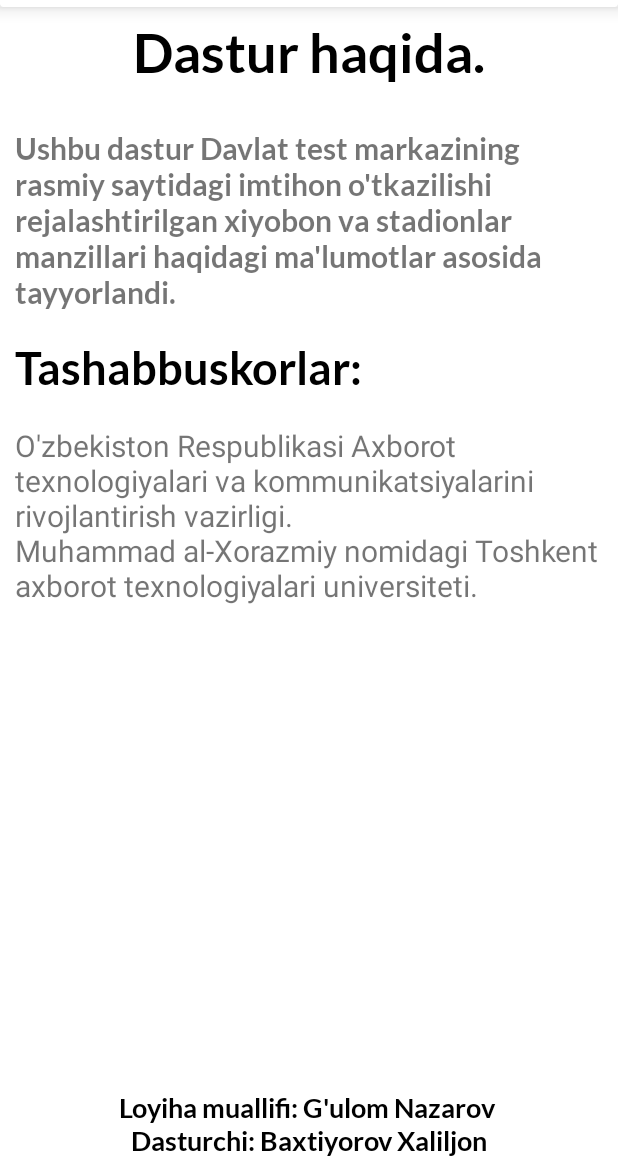
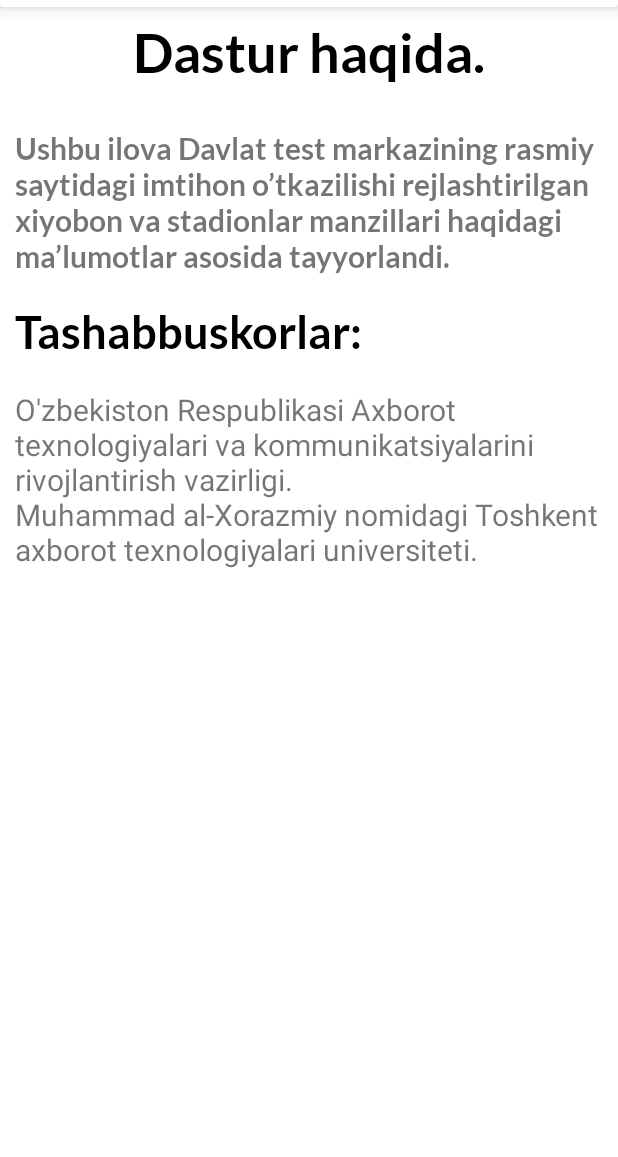
Before and after one commit to Xaliljon/ImtihonGO, an Android app: the screen it shows after launch (MainActivity), after a tap on an icon or button, on a phone screen of 412 x 824 dp, the part 79-1236 px from its top. Run offline under Robolectric (Android 15) with nearby library versions, the phone set to English and light mode, and no system bars.

Commit message:
fixed location

```diff
--- a/app/build.gradle
+++ b/app/build.gradle
@@ -10,8 +10,8 @@ android {
         applicationId "uz.peachdev.imtihongo"
         minSdkVersion 16
         targetSdkVersion 30
-        versionCode 3
-        versionName "1.2"
+        versionCode 4
+        versionName "1.3"
         multiDexEnabled true
 
         testInstrumentationRunner "androidx.test.runner.AndroidJUnitRunner"
--- a/app/src/main/java/uz/peachdev/imtihongo/Manzillar/Namangan.java
+++ b/app/src/main/java/uz/peachdev/imtihongo/Manzillar/Namangan.java
@@ -49,7 +49,7 @@ public class Namangan extends FragmentActivity implements OnMapReadyCallback {
 //
         LatLng latLng = new LatLng(41.007015, 71.674226);
         LatLng latLng2 = new LatLng(41.0006677,71.625726);
-        LatLng latLng3 = new LatLng(40.9997006, 71.593506);
+        LatLng latLng3 = new LatLng(40.999922, 71.606817);
         LatLng latLng4 = new LatLng(40.996126, 71.503418);
 
         mMap.addMarker(new MarkerOptions().position(latLng)
@@ -57,7 +57,7 @@ public class Namangan extends FragmentActivity implements OnMapReadyCallback {
         mMap.addMarker(new MarkerOptions().position(latLng2)
                 .title("\"Dinamo\" o'yingohi").snippet("Namangan shahri, G'alaba ko'chasi")).setIcon(BitmapDescriptorFactory.fromResource(R.mipmap.ic_launcher_ui_foreground));
         mMap.addMarker(new MarkerOptions().position(latLng3)
-                .title("\"Navbahor stadioni\" ").snippet("Namangan shahri, 5-kichik tuman")).setIcon(BitmapDescriptorFactory.fromResource(R.mipmap.ic_launcher_ui_foreground));
+                .title("\"Navbahor-umid stadioni\" ").snippet("Namangan shahri, 5-kichik tuman")).setIcon(BitmapDescriptorFactory.fromResource(R.mipmap.ic_launcher_ui_foreground));
         mMap.addMarker(new MarkerOptions().position(latLng4)
                 .title("\"Yoshlik\" stadioni").snippet("To'raqo'rg'on tumani")).setIcon(BitmapDescriptorFactory.fromResource(R.mipmap.ic_launcher_ui_foreground));
 
--- a/app/src/main/java/uz/peachdev/imtihongo/Manzillar/Navoiy.java
+++ b/app/src/main/java/uz/peachdev/imtihongo/Manzillar/Navoiy.java
@@ -49,7 +49,7 @@ public class Navoiy extends FragmentActivity implements OnMapReadyCallback {
         mMap = googleMap;
 //
         LatLng latLng = new LatLng(40.106750, 65.356833);
-        LatLng latLng2 = new LatLng(41.3613263d, 69.3953991d);
+        LatLng latLng2 = new LatLng(40.095745, 65.376489);
 
 
         mMap.addMarker(new MarkerOptions().position(latLng)
--- a/app/src/main/java/uz/peachdev/imtihongo/Manzillar/Qqalpoq.java
+++ b/app/src/main/java/uz/peachdev/imtihongo/Manzillar/Qqalpoq.java
@@ -45,7 +45,7 @@ public class Qqalpoq extends FragmentActivity implements OnMapReadyCallback {
     public void onMapReady(GoogleMap googleMap) {
         mMap = googleMap;
 
-        LatLng latLng = new LatLng(42.4616466,59.595574);
+        LatLng latLng = new LatLng(42.4616715,59.5974901);
         LatLng latLng2 = new LatLng(42.453898, 59.580096);
         LatLng latLng3 = new LatLng(42.458981, 59.598040);
 
--- a/app/src/main/java/uz/peachdev/imtihongo/Manzillar/Samarqand.java
+++ b/app/src/main/java/uz/peachdev/imtihongo/Manzillar/Samarqand.java
@@ -48,6 +48,7 @@ public class Samarqand extends FragmentActivity implements OnMapReadyCallback {
         LatLng latLng = new LatLng(39.6834215,66.9364676);
         LatLng latLng2 = new LatLng(39.6611602,67.0502227);
         LatLng latLng3 = new LatLng(39.6663611,66.8514474);
+        LatLng latLng4 = new LatLng(39.638807, 66.920687);
 
         mMap.addMarker(new MarkerOptions().position(latLng)
                 .title("\"Lokomotiv\" sport komplex").snippet("Samarqand shahri , Depo ko'chasi, 79-uy")).setIcon(BitmapDescriptorFactory.fromResource(R.mipmap.ic_launcher_ui_foreground));
@@ -55,6 +56,8 @@ public class Samarqand extends FragmentActivity implements OnMapReadyCallback {
                 .title("Sportning eshkakli eshish turlari bo‘yicha ixtisoslashtirilgan olimpiya zaxiralari respublika bolalar-o‘smirlar sport maktabi").snippet("Samarqand tumani Konigil mahallasidan o‘tgan Toshkent-Termiz M-39 Xalqaro ahamiyatdagi yo‘lida")).setIcon(BitmapDescriptorFactory.fromResource(R.mipmap.ic_launcher_ui_foreground));
         mMap.addMarker(new MarkerOptions().position(latLng3)
                 .title("“Nurafshon” futbol stadioni").snippet("Samarqand shahri, Super qo‘rg‘oni, “Nurafshon” futbol stadioni")).setIcon(BitmapDescriptorFactory.fromResource(R.mipmap.ic_launcher_ui_foreground));
+        mMap.addMarker(new MarkerOptions().position(latLng3)
+                .title("Samarqand shahri 2-son bolalar va o‘smirlar sport maktabi stadioni").snippet("Samarqand shahri, Sartepo maskani, Turkiston ko‘chasi, 105-uy")).setIcon(BitmapDescriptorFactory.fromResource(R.mipmap.ic_launcher_ui_foreground));
 
 
         mMap.moveCamera(CameraUpdateFactory.newLatLngZoom(latLng, 12F));
--- a/app/src/main/java/uz/peachdev/imtihongo/Manzillar/Surxondaryo.java
+++ b/app/src/main/java/uz/peachdev/imtihongo/Manzillar/Surxondaryo.java
@@ -49,7 +49,7 @@ public class Surxondaryo extends FragmentActivity implements OnMapReadyCallback
         LatLng latLng = new LatLng(37.2163708, 67.2711943);
         LatLng latLng2 = new LatLng(37.227609, 67.263616);
         LatLng latLng3 = new LatLng(37.2400757,67.3056874);
-        LatLng latLng4 = new LatLng(37.2400757,67.3056874);
+        LatLng latLng4 = new LatLng(37.242096, 67.306684);
 
         mMap.addMarker(new MarkerOptions().position(latLng)
                 .title("Termiz shahri, “Alpomish” o‘yingohi").snippet("Termiz shahri, Istiqlol ko‘chasi 32-uy")).setIcon(BitmapDescriptorFactory.fromResource(R.mipmap.ic_launcher_ui_foreground));
--- a/app/src/main/res/layout/info_dialog.xml
+++ b/app/src/main/res/layout/info_dialog.xml
@@ -90,21 +90,6 @@
 
     </LinearLayout>
 
-    <TextView
-        android:layout_width="wrap_content"
-        android:layout_height="wrap_content"
-        android:layout_alignParentStart="true"
-        android:layout_alignParentLeft="true"
-        android:layout_alignParentEnd="true"
-        android:layout_alignParentRight="true"
-        android:layout_alignParentBottom="true"
-
-        android:layout_marginBottom="60dp"
-        android:fontFamily="@font/latobold"
-        android:gravity="center"
-        android:text="@string/mualllif_dasturchi"
-        android:textColor="#000"
-        android:textSize="18sp" />
 
 
 </RelativeLayout>
--- a/app/src/main/res/values/strings.xml
+++ b/app/src/main/res/values/strings.xml
@@ -26,18 +26,18 @@
     <string name="samarqand">Samarqand</string>
     <string name="sirdaryo">Sirdaryo</string>
     <string name="qoraqalpog_iston_respublikasi">Qoraqalpog\'iston Respublikasi</string>
-    <string name="versiya_2_0_5">Versiya 2.0.5</string>
+    <string name="versiya_2_0_5">Versiya 1.3</string>
     <string name="xarita_orqali_ko_rish">Xarita orqali ko\'rish.</string>
     <string name="otmlar_ro_yxati">OTMlar ro\'yxati.</string>
     <string name="yaqinda_ishga">Yaqinda ishga tushiriladi.</string>
-    <string name="oliy_ta_lim_muasssasalarining_manzillari">Oliy ta\'lim muasssasalarining manzillari.</string>
+    <string name="oliy_ta_lim_muasssasalarining_manzillari">Oliy ta’lim muassasalari ro’yxati.</string>
     <string name="foydali">Foydali.</string>
-    <string name="yangiliklardan_birinchi_bo_lib_xabardor_bo_ling">Yangiliklardan birinchi bo\'lib xabardor bo\'ling.</string>
+    <string name="yangiliklardan_birinchi_bo_lib_xabardor_bo_ling">Abituriyentlar uchun muhim eslatmalar.</string>
     <string name="ushbu_ilova_dtm_ning_rasmiy_saytidagi_ma_lumotlarga_asosan_tayyorlandi">Ushbu ilova “DTM”ning rasmiy saytidagi maʼlumotlarga asosan tayyorlandi</string>
     <string name="dastur_haqida">Dastur haqida.</string>
-    <string name="dastur_haqida_info">Ushbu dastur Davlat test markazining rasmiy saytidagi imtihon o\'tkazilishi rejalashtirilgan xiyobon va stadionlar manzillari haqidagi ma\'lumotlar asosida tayyorlandi.</string>
+    <string name="dastur_haqida_info">Ushbu ilova Davlat test markazining rasmiy saytidagi imtihon o’tkazilishi rejlashtirilgan xiyobon va stadionlar manzillari haqidagi ma’lumotlar asosida tayyorlandi.</string>
     <string name="tashabbuskorlar">Tashabbuskorlar:</string>
     <string name="tashabbuskor_info">O\'zbekiston Respublikasi Axborot texnologiyalari va kommunikatsiyalarini rivojlantirish vazirligi.\nMuhammad al-Xorazmiy nomidagi Toshkent axborot texnologiyalari universiteti.</string>
-    <string name="mualllif_dasturchi">Loyiha muallifi: G\'ulom Nazarov \nDasturchi: Baxtiyorov Xaliljon</string>
-    <string name="test_o_tkazilishi_ko_zda_tutilgan_manzillar">Test o\'tkazilishi ko\'zda tutilgan manzillar.</string>
+
+    <string name="test_o_tkazilishi_ko_zda_tutilgan_manzillar">Test o’tkaziladigan manzillar.</string>
 </resources>
```
Also changed, not shown: app/src/main/java/uz/peachdev/imtihongo/Manzillar/Toshkent.java (+5 -5 lines), app/src/main/res/layout/activity_asosiy_manzillar.xml (+12 -9 lines), 3 other files.
